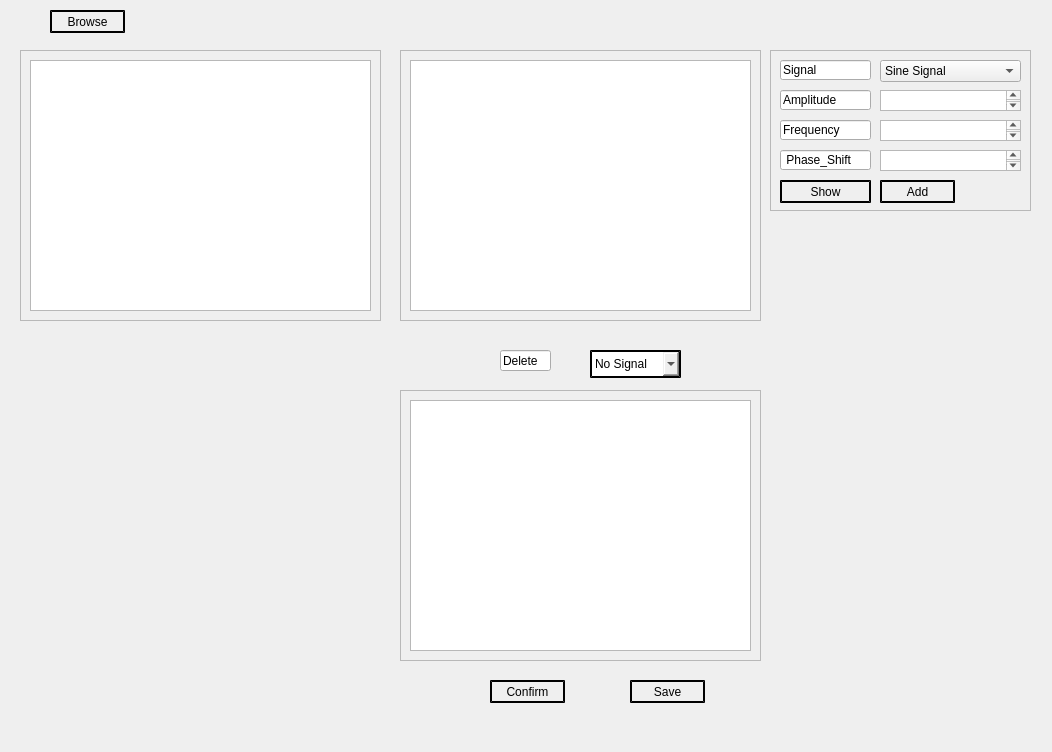
This is Task 2 - Signal Sampling/main.ui in jemmyyy/dsptasks as Qt 5 draws it before an edit. The edited form follows.
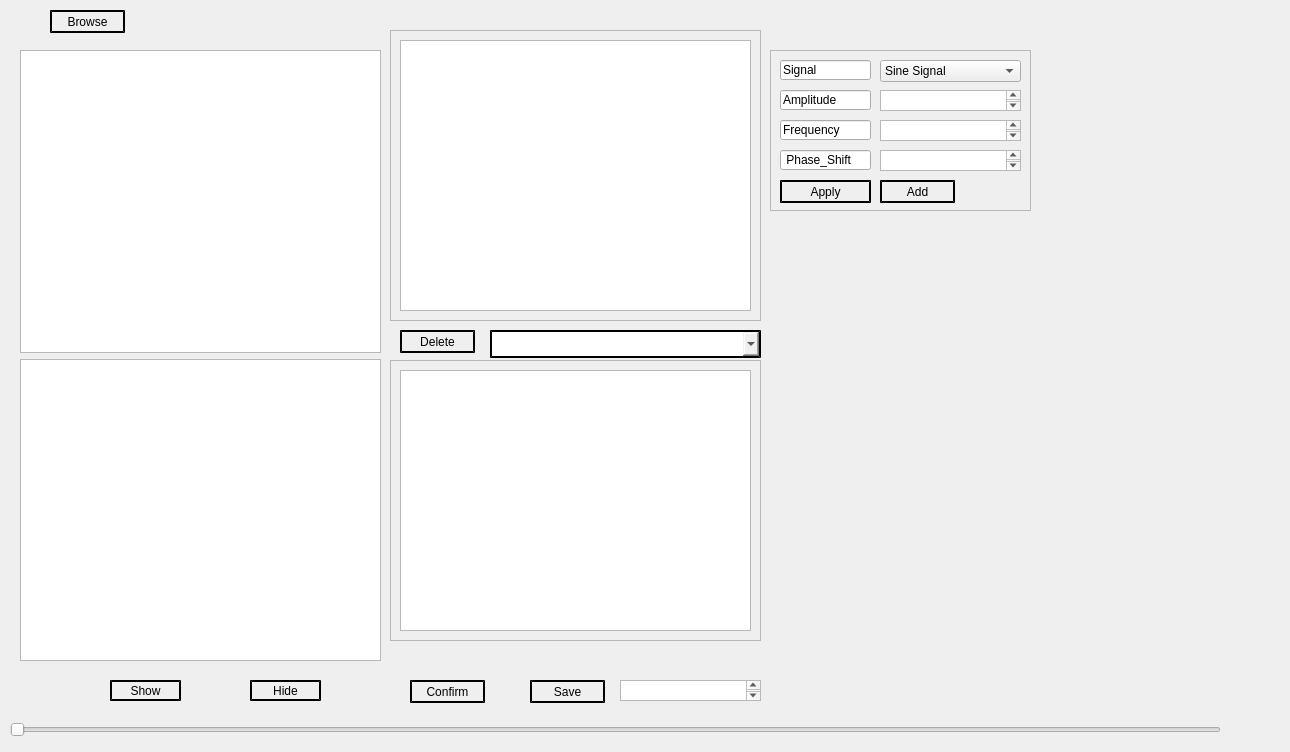
This is the edited form. Icons and pictures are not drawn. Custom widgets are drawn as their Qt base class.

Commit message: sampling and reconstruction

```diff
--- a/Task 2 - Signal Sampling/main.ui
+++ b/Task 2 - Signal Sampling/main.ui
@@ -6,7 +6,7 @@
    <rect>
     <x>0</x>
     <y>0</y>
-    <width>1052</width>
+    <width>1290</width>
     <height>752</height>
    </rect>
   </property>
@@ -2077,45 +2077,13 @@
 }
 </string>
   </property>
-  <widget class="QFrame" name="frame">
-   <property name="geometry">
-    <rect>
-     <x>20</x>
-     <y>50</y>
-     <width>361</width>
-     <height>271</height>
-    </rect>
-   </property>
-   <property name="styleSheet">
-    <string notr="true">QFrame
-{
-border-color: rgb(0, 0, 0);
-}</string>
-   </property>
-   <property name="frameShape">
-    <enum>QFrame::StyledPanel</enum>
-   </property>
-   <property name="frameShadow">
-    <enum>QFrame::Raised</enum>
-   </property>
-   <widget class="PlotWidget" name="PlotgraphicsView">
-    <property name="geometry">
-     <rect>
-      <x>10</x>
-      <y>10</y>
-      <width>341</width>
-      <height>251</height>
-     </rect>
-    </property>
-   </widget>
-  </widget>
   <widget class="QFrame" name="frame_2">
    <property name="geometry">
     <rect>
-     <x>400</x>
-     <y>50</y>
-     <width>361</width>
-     <height>271</height>
+     <x>390</x>
+     <y>30</y>
+     <width>371</width>
+     <height>291</height>
     </rect>
    </property>
    <property name="styleSheet">
@@ -2135,8 +2103,8 @@
      <rect>
       <x>10</x>
       <y>10</y>
-      <width>341</width>
-      <height>251</height>
+      <width>351</width>
+      <height>271</height>
      </rect>
     </property>
    </widget>
@@ -2144,10 +2112,10 @@
   <widget class="QFrame" name="frame_3">
    <property name="geometry">
     <rect>
-     <x>400</x>
-     <y>390</y>
-     <width>361</width>
-     <height>271</height>
+     <x>390</x>
+     <y>360</y>
+     <width>371</width>
+     <height>281</height>
     </rect>
    </property>
    <property name="styleSheet">
@@ -2168,8 +2136,8 @@
      <rect>
       <x>10</x>
       <y>10</y>
-      <width>341</width>
-      <height>251</height>
+      <width>351</width>
+      <height>261</height>
      </rect>
     </property>
    </widget>
@@ -2177,7 +2145,7 @@
   <widget class="QPushButton" name="ConfirmButton">
    <property name="geometry">
     <rect>
-     <x>490</x>
+     <x>410</x>
      <y>680</y>
      <width>75</width>
      <height>23</height>
@@ -2199,7 +2167,7 @@
   <widget class="QPushButton" name="SaveButton">
    <property name="geometry">
     <rect>
-     <x>630</x>
+     <x>530</x>
      <y>680</y>
      <width>75</width>
      <height>23</height>
@@ -2221,9 +2189,9 @@
   <widget class="QComboBox" name="DeletecomboBox">
    <property name="geometry">
     <rect>
-     <x>590</x>
-     <y>350</y>
-     <width>91</width>
+     <x>490</x>
+     <y>330</y>
+     <width>271</width>
      <height>28</height>
     </rect>
    </property>
@@ -2236,45 +2204,6 @@
     font: 9pt &quot;Century&quot;;
 }</string>
    </property>
-   <item>
-    <property name="text">
-     <string>No Signal</string>
-    </property>
-   </item>
-   <item>
-    <property name="text">
-     <string>Singal 1</string>
-    </property>
-   </item>
-   <item>
-    <property name="text">
-     <string>Signal 2</string>
-    </property>
-   </item>
-   <item>
-    <property name="text">
-     <string>Signal 3</string>
-    </property>
-   </item>
-  </widget>
-  <widget class="QLineEdit" name="lineEdit">
-   <property name="geometry">
-    <rect>
-     <x>500</x>
-     <y>350</y>
-     <width>51</width>
-     <height>21</height>
-    </rect>
-   </property>
-   <property name="styleSheet">
-    <string notr="true">QLineEdit{
-font: 9pt &quot;Century&quot;;
-}
-</string>
-   </property>
-   <property name="text">
-    <string>Delete</string>
-   </property>
   </widget>
   <widget class="QFrame" name="frame_4">
    <property name="geometry">
@@ -2393,7 +2322,7 @@
      </property>
     </item>
    </widget>
-   <widget class="QPushButton" name="ShowButton">
+   <widget class="QPushButton" name="ApplyButton">
     <property name="geometry">
      <rect>
       <x>10</x>
@@ -2412,7 +2341,7 @@
 }</string>
     </property>
     <property name="text">
-     <string>Show</string>
+     <string>Apply</string>
     </property>
    </widget>
    <widget class="QPushButton" name="AddButton">
@@ -2463,6 +2392,116 @@
     <string>Browse</string>
    </property>
   </widget>
+  <widget class="QPushButton" name="DeleteButton">
+   <property name="geometry">
+    <rect>
+     <x>400</x>
+     <y>330</y>
+     <width>75</width>
+     <height>23</height>
+    </rect>
+   </property>
+   <property name="toolTip">
+    <string>&lt;html&gt;&lt;head/&gt;&lt;body&gt;&lt;p&gt;Press to Delete&lt;/p&gt;&lt;/body&gt;&lt;/html&gt;</string>
+   </property>
+   <property name="styleSheet">
+    <string notr="true">QPushButton
+{
+   border-style: outset;
+    border-width: 2px;
+    border-color: black;
+    font: 9pt &quot;Century&quot;;
+}</string>
+   </property>
+   <property name="text">
+    <string>Delete</string>
+   </property>
+  </widget>
+  <widget class="QTextEdit" name="Save_textEdit">
+   <property name="geometry">
+    <rect>
+     <x>620</x>
+     <y>680</y>
+     <width>141</width>
+     <height>21</height>
+    </rect>
+   </property>
+  </widget>
+  <widget class="QPushButton" name="ShowButton">
+   <property name="geometry">
+    <rect>
+     <x>110</x>
+     <y>680</y>
+     <width>71</width>
+     <height>21</height>
+    </rect>
+   </property>
+   <property name="styleSheet">
+    <string notr="true">QPushButton
+{
+   border-style: outset;
+    border-width: 2px;
+    border-color: black;
+    font: 9pt &quot;Century&quot;;
+}</string>
+   </property>
+   <property name="text">
+    <string>Show</string>
+   </property>
+  </widget>
+  <widget class="QPushButton" name="HideButton">
+   <property name="geometry">
+    <rect>
+     <x>250</x>
+     <y>680</y>
+     <width>71</width>
+     <height>21</height>
+    </rect>
+   </property>
+   <property name="styleSheet">
+    <string notr="true">QPushButton
+{
+   border-style: outset;
+    border-width: 2px;
+    border-color: black;
+    font: 9pt &quot;Century&quot;;
+}</string>
+   </property>
+   <property name="text">
+    <string>Hide</string>
+   </property>
+  </widget>
+  <widget class="QWidget" name="layoutWidget">
+   <property name="geometry">
+    <rect>
+     <x>20</x>
+     <y>50</y>
+     <width>361</width>
+     <height>611</height>
+    </rect>
+   </property>
+   <layout class="QGridLayout" name="gridLayout">
+    <item row="0" column="0">
+     <widget class="PlotWidget" name="plotGraphicsView"/>
+    </item>
+    <item row="1" column="0">
+     <widget class="PlotWidget" name="reconstructGraphicsView"/>
+    </item>
+   </layout>
+  </widget>
+  <widget class="QSlider" name="horizontalSlider">
+   <property name="geometry">
+    <rect>
+     <x>10</x>
+     <y>720</y>
+     <width>1211</width>
+     <height>20</height>
+    </rect>
+   </property>
+   <property name="orientation">
+    <enum>Qt::Horizontal</enum>
+   </property>
+  </widget>
  </widget>
  <customwidgets>
   <customwidget>
```
Left out of the diff: 18 changed lines with no effect on the pictures. The commit also changes 1 other file.
